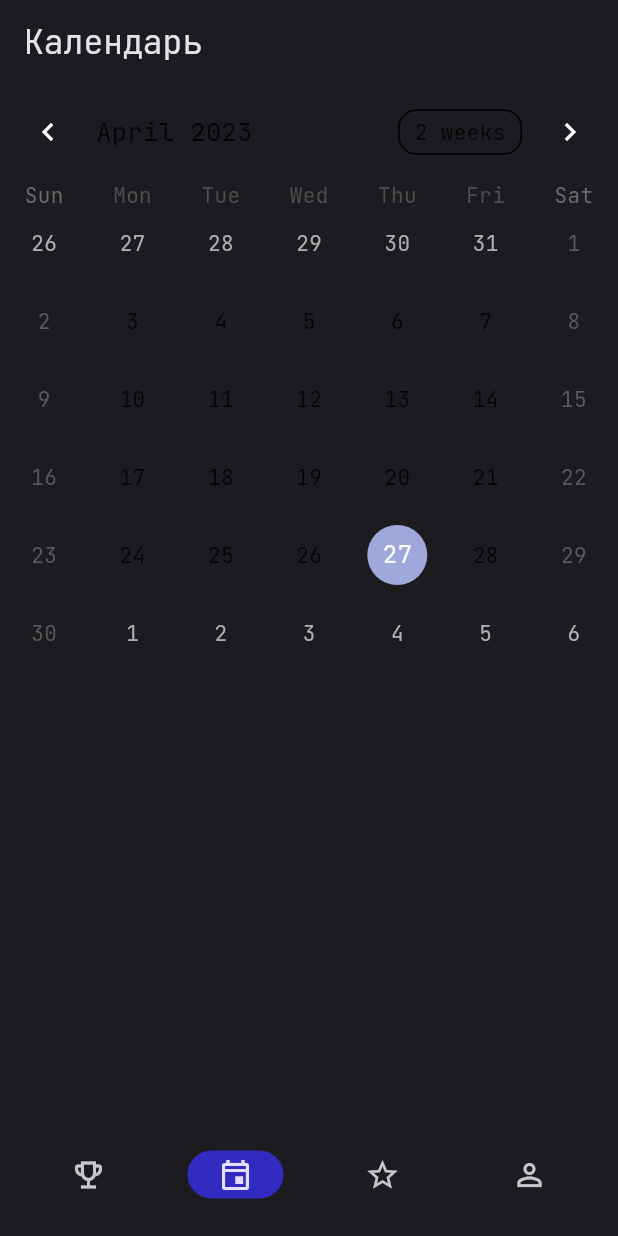
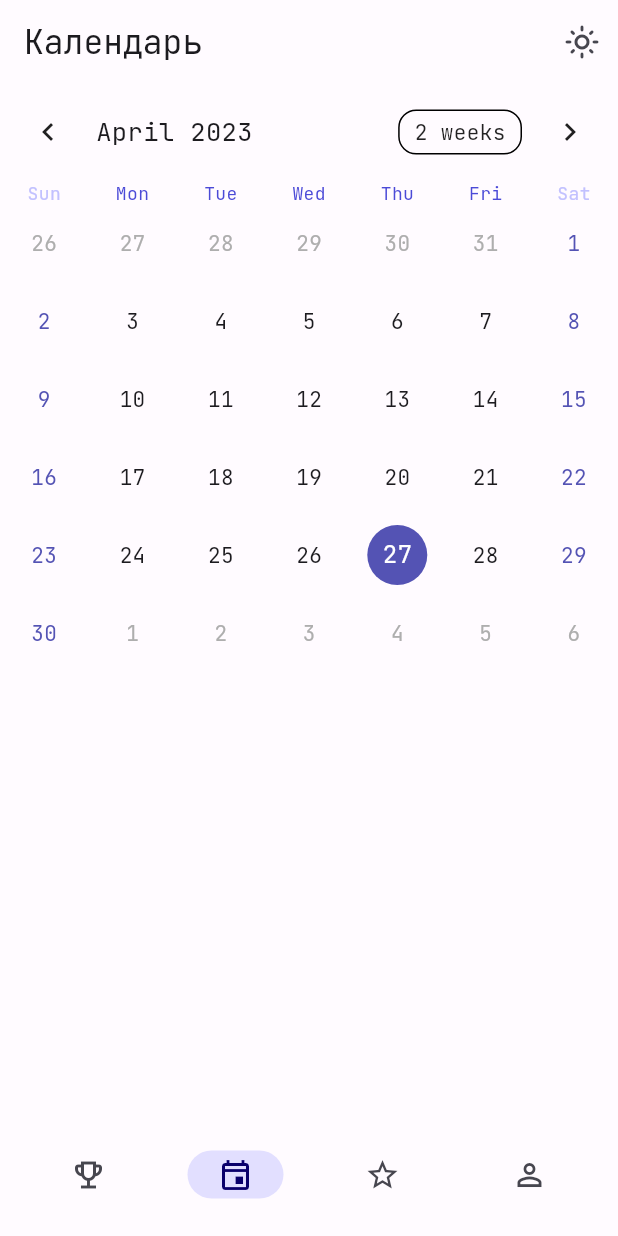
Before and after one commit to netos23/fsp_russia_app, a Flutter app: the screen it shows after launch, item 2 of the bottom bar chosen, on a phone screen of 412 x 824 dp. Run offline on Flutter 3.47's test engine with Material 2 defaults, Android fonts, the phone set to English and light mode, and no system bars; drawn by our look-alikes of table_calendar; our stand-ins replace auto_route, google_fonts.

Commit message:
add calendar

```diff
--- /dev/null
+++ b/lib/components/theme_switch.dart
@@ -0,0 +1,23 @@
+import 'package:flutter/material.dart';
+import 'package:provider/provider.dart';
+
+class ThemeSwitch extends StatelessWidget {
+  const ThemeSwitch({Key? key}) : super(key: key);
+
+  @override
+  Widget build(BuildContext context) {
+    final themeMode = context.watch<ValueNotifier<ThemeMode>>();
+    return IconButton(
+      onPressed: () {
+        themeMode.value = ThemeMode.light == themeMode.value
+            ? ThemeMode.dark
+            : ThemeMode.light;
+      },
+      icon: Icon(
+        themeMode.value == ThemeMode.light
+            ? Icons.light_mode_outlined
+            : Icons.dark_mode,
+      ),
+    );
+  }
+}
--- a/lib/internal/app.dart
+++ b/lib/internal/app.dart
@@ -1,6 +1,7 @@
 import 'package:flutter/material.dart';
 import 'package:fsp_russia_app/navigation/router.dart';
 import 'package:google_fonts/google_fonts.dart';
+import 'package:provider/provider.dart';
 
 import 'color_schemes.g.dart';
 
@@ -13,13 +14,26 @@ final Color accentColor = Color(0xFF4C9DFF);
 final Color backgroundColor = Color(0xFF132A4A);
 final Color secondaryBackgroundColor = Color(0xFF0A2552);
 
-class SportApp extends StatelessWidget {
+class SportApp extends StatefulWidget {
   SportApp({Key? key}) : super(key: key);
 
+  @override
+  State<SportApp> createState() => _SportAppState();
+}
+
+class _SportAppState extends State<SportApp> {
   final _appRouter = AppRouter();
 
   @override
   Widget build(BuildContext context) {
+    return MultiProvider(
+      providers: [
+        ChangeNotifierProvider(
+          create: (context) => ValueNotifier(ThemeMode.light),
+        ),
+      ],
+      builder: (context, _) {
+        final themeMode = context.watch<ValueNotifier<ThemeMode>>();
         return MaterialApp.router(
           theme: ThemeData(
             useMaterial3: true,
@@ -31,8 +45,10 @@ class SportApp extends StatelessWidget {
             colorScheme: darkColorScheme,
             textTheme: GoogleFonts.jetBrainsMonoTextTheme(),
           ),
-      themeMode: ThemeMode.dark,
+          themeMode: themeMode.value,
           routerConfig: _appRouter.config(),
+        );
+      },
     );
   }
 }
--- /dev/null
+++ b/lib/screens/calendar_screen/calendar_presenter.dart
@@ -0,0 +1,18 @@
+import 'package:flutter/cupertino.dart';
+import 'package:table_calendar/src/shared/utils.dart';
+
+class CalendarPresenter {
+  final ValueNotifier<CalendarFormat> calendarFormat = ValueNotifier(
+    CalendarFormat.month,
+  );
+
+  void init() {}
+
+  void dispose() {
+    calendarFormat.dispose();
+  }
+
+  void onFormatChanged(CalendarFormat format) {
+    calendarFormat.value = format;
+  }
+}
--- a/lib/screens/calendar_screen/calendar_screen.dart
+++ b/lib/screens/calendar_screen/calendar_screen.dart
@@ -1,93 +1,18 @@
-import 'package:auto_route/auto_route.dart';
 import 'package:flutter/material.dart';
-import 'package:table_calendar/table_calendar.dart';
+import 'package:fsp_russia_app/screens/calendar_screen/calendar_presenter.dart';
+import 'package:provider/provider.dart';
 
-@RoutePage()
-class CalendarScreen extends StatefulWidget {
+import 'calendar_view.dart';
+
+class CalendarScreen extends StatelessWidget {
   const CalendarScreen({Key? key}) : super(key: key);
 
   @override
-  State<CalendarScreen> createState() => _CalendarScreenState();
-}
-
-class _CalendarScreenState extends State<CalendarScreen>
-    with SingleTickerProviderStateMixin {
-  late final AnimationController controller = AnimationController(
-    vsync: this,
-    duration: Duration(
-      milliseconds: 400,
-    ),
-  );
-
-  @override
   Widget build(BuildContext context) {
-    return Scaffold(
-      appBar: AppBar(
-        title: const Text('Календарь'),
-      ),
-      body: TableCalendar(
-        firstDay: DateTime.utc(2010, 10, 16),
-        lastDay: DateTime.utc(2030, 3, 14),
-        focusedDay: DateTime.now(),
-        onDaySelected: (old, next) {
-          // showBottomSheet(context: context, builder: (_)=> Container());
-          Scaffold.of(context).showBottomSheet((_) => Container(),
-              // _buildSheet,
-              enableDrag: true,
-              constraints: BoxConstraints.loose(Size.fromHeight(200)));
-        },
-      ),
+    return Provider(
+      create: (context) => CalendarPresenter(),
+      dispose: (_, p) => p.dispose(),
+      child: const CalendarView(),
     );
   }
-
-  Widget _buildSheet(BuildContext context) {
-    return SizedBox(
-      height: 400,
-      child: DraggableScrollableSheet(
-        builder: (BuildContext context, ScrollController scrollController) {
-          return Container(
-            color: Colors.blue[100],
-            child: ListView.builder(
-              controller: scrollController,
-              itemCount: 25,
-              itemBuilder: (BuildContext context, int index) {
-                return ListTile(title: Text('Item $index'));
-              },
-            ),
-          );
-        },
-      ),
-    );
-    /* return BottomSheet(
-      elevation: 2,
-      clipBehavior: Clip.hardEdge,
-      shape: const RoundedRectangleBorder(
-        borderRadius: BorderRadius.only(
-          topLeft: Radius.circular(20),
-          topRight: Radius.circular(20),
-        ),
-      ),
-      animationController: controller,
-      onClosing: () {
-        controller.forward();
-      },
-      builder: (_) => SizedBox(
-        height: 400,
-        child: DraggableScrollableSheet(
-          builder: (BuildContext context, ScrollController scrollController) {
-            return Container(
-              color: Colors.blue[100],
-              child: ListView.builder(
-                controller: scrollController,
-                itemCount: 25,
-                itemBuilder: (BuildContext context, int index) {
-                  return ListTile(title: Text('Item $index'));
-                },
-              ),
-            );
-          },
-        ),
-      ),
-    );*/
-  }
 }
--- /dev/null
+++ b/lib/screens/calendar_screen/calendar_view.dart
@@ -0,0 +1,119 @@
+import 'package:auto_route/auto_route.dart';
+import 'package:flutter/material.dart';
+import 'package:fsp_russia_app/components/theme_switch.dart';
+import 'package:provider/provider.dart';
+import 'package:table_calendar/table_calendar.dart';
+
+import 'calendar_presenter.dart';
+
+@RoutePage()
+class CalendarView extends StatefulWidget {
+  const CalendarView({Key? key}) : super(key: key);
+
+  @override
+  State<CalendarView> createState() => _CalendarViewState();
+}
+
+class _CalendarViewState extends State<CalendarView>
+    with SingleTickerProviderStateMixin {
+  late final AnimationController controller = AnimationController(
+    vsync: this,
+    duration: const Duration(
+      milliseconds: 400,
+    ),
+  );
+
+  @override
+  Widget build(BuildContext context) {
+    final prsenter = context.read<CalendarPresenter>();
+    final scheme = Theme.of(context).colorScheme;
+    return Scaffold(
+      appBar: AppBar(
+        title: const Text('Календарь'),
+        actions: const [
+          ThemeSwitch(),
+        ],
+      ),
+      body: ValueListenableBuilder(
+        valueListenable: prsenter.calendarFormat,
+        builder: (context,value,_){
+          return TableCalendar(
+            firstDay: DateTime.utc(2010, 10, 16),
+            lastDay: DateTime.utc(2030, 3, 14),
+            focusedDay: DateTime.now(),
+            calendarFormat: value,
+            headerStyle: HeaderStyle(
+              titleTextStyle: TextStyle(
+                fontSize: 17.0,
+                color: scheme.onBackground,
+              ),
+            ),
+            daysOfWeekStyle: DaysOfWeekStyle(
+              weekdayStyle: TextStyle(
+                fontSize: 12,
+                color: scheme.secondary,
+              ),
+              weekendStyle: TextStyle(
+                fontSize: 12,
+                color: scheme.inversePrimary,
+              ),
+            ),
+            onFormatChanged: prsenter.onFormatChanged,
+            calendarStyle: CalendarStyle(
+              weekNumberTextStyle: TextStyle(
+                fontSize: 12,
+                color: scheme.secondary,
+              ),
+              rangeHighlightColor: scheme.primary,
+              todayTextStyle: TextStyle(
+                color: scheme.onPrimary,
+                fontSize: 16.0,
+              ),
+              todayDecoration: BoxDecoration(
+                color: scheme.primary,
+                shape: BoxShape.circle,
+              ),
+              disabledTextStyle: TextStyle(
+                color: scheme.secondary,
+              ),
+              defaultTextStyle: TextStyle(
+                color: scheme.onBackground,
+              ),
+              weekendTextStyle: TextStyle(
+                color: scheme.tertiary,
+              ),
+            ),
+            onDaySelected: (old, next) {
+              // showBottomSheet(context: context, builder: (_)=> Container());
+              showModalBottomSheet(
+                context: context.router
+                    .parent()!
+                    .parentAsStackRouter!
+                    .navigatorKey
+                    .currentContext!,
+                builder:
+                // (_) => Container(),
+                _buildSheet,
+                enableDrag: true,
+                constraints: BoxConstraints.loose(
+                  Size.fromHeight(
+                    MediaQuery.of(context).size.height * 0.5,
+                  ),
+                ),
+              );
+            },
+          );
+        },
+      ),
+    );
+  }
+
+  Widget _buildSheet(BuildContext context) {
+    return ListView.builder(
+      itemCount: 25,
+      itemBuilder: (BuildContext context, int index) {
+        return ListTile(title: Text('Item $index'));
+      },
+    );
+  }
+}
```
Lines whose indentation alone changed are shown as unchanged.
